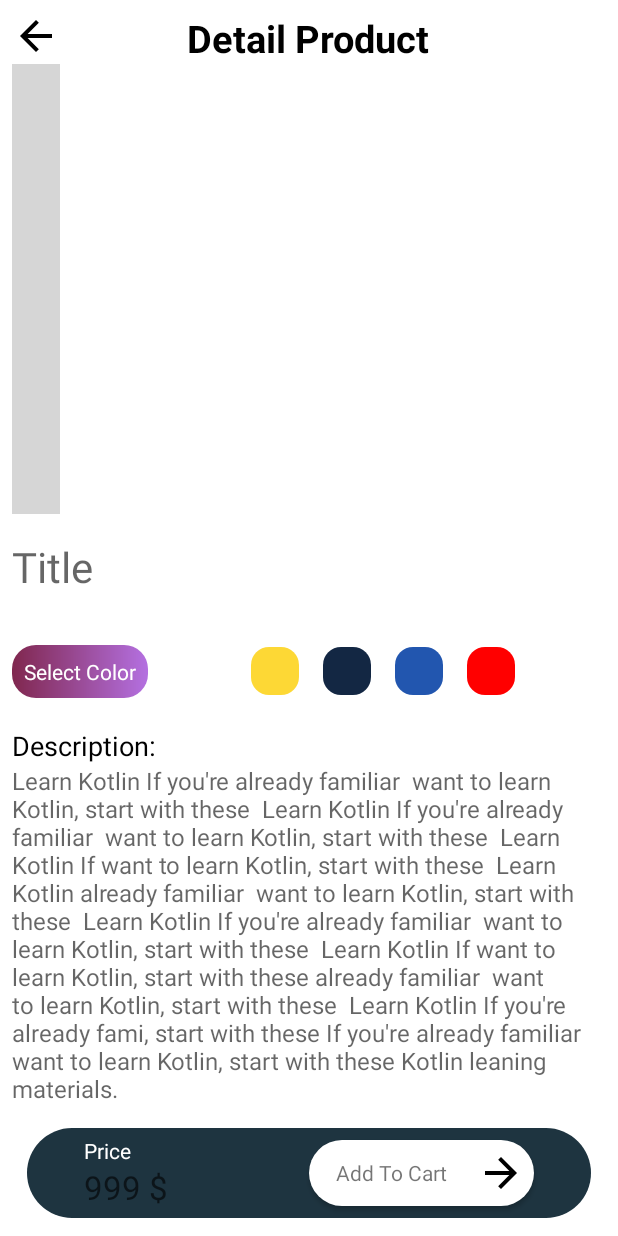
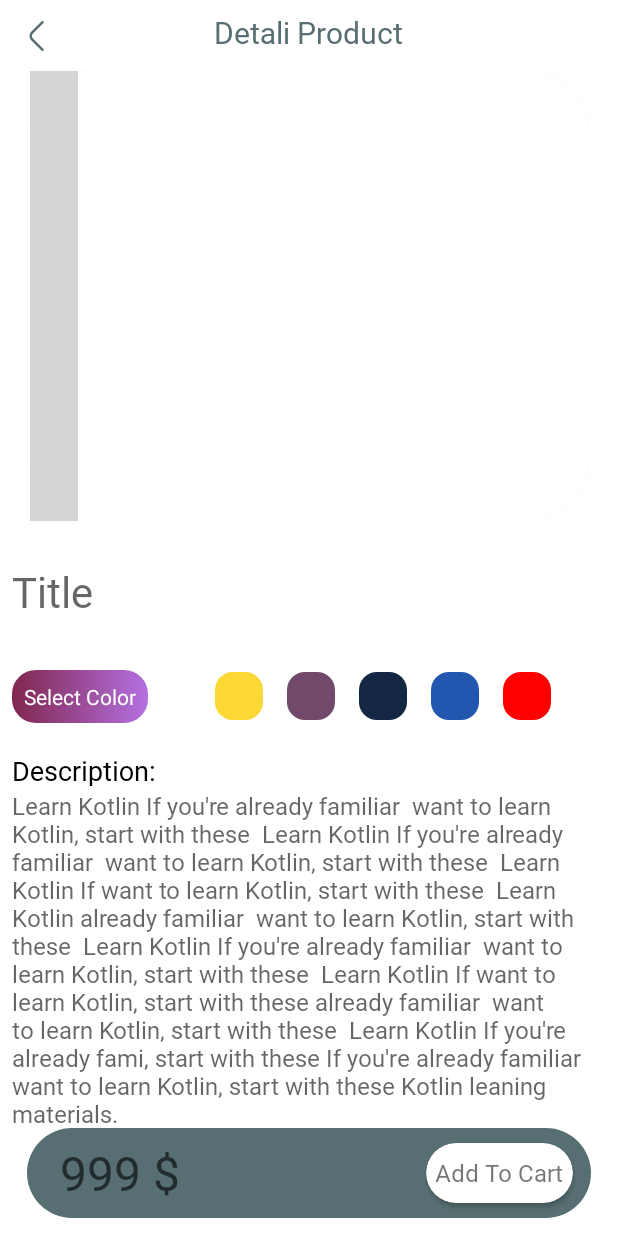
Before and after one commit to ReihanehNGB/My-App, an Android app: the layout activity_product_details.xml on its own in the app's theme, with its tools: preview values and no code run, on a phone screen of 412 x 824 dp. Run offline under Robolectric (Android 15) with nearby library versions, the phone set to English and light mode, and no system bars; plain views replace ExpandableLayout, ImageSlider; network calls fail; grey boxes are pictures that could not be loaded.

Commit message:
swipe layout

```diff
--- a/app/build.gradle
+++ b/app/build.gradle
@@ -101,6 +101,10 @@ dependencies {
 
 
 
+    implementation "com.daimajia.swipelayout:library:1.2.0@aar"
+
+
+
 
 
 
--- a/app/src/main/java/com/example/newstore/utils/CustomViewPager.kt
+++ b/app/src/main/java/com/example/newstore/utils/CustomViewPager.kt
@@ -4,6 +4,7 @@ import android.content.Context
 import android.util.AttributeSet
 import android.view.MotionEvent
 import androidx.viewpager.widget.ViewPager
+import com.example.newstore.ui.favorite.FavoriteFragment
 
 class CustomViewPager : ViewPager {
     private var isPagingEnabled = true
@@ -29,4 +30,6 @@ class CustomViewPager : ViewPager {
     }
 
 
+
+
 }
--- a/app/src/main/res/drawable/ic_back.xml
+++ /dev/null
@@ -1,5 +0,0 @@
-<vector android:autoMirrored="true" android:height="24dp"
-    android:tint="#000000" android:viewportHeight="24"
-    android:viewportWidth="24" android:width="24dp" xmlns:android="http://schemas.android.com/apk/res/android">
-    <path android:fillColor="@android:color/white" android:pathData="M20,11H7.83l5.59,-5.59L12,4l-8,8 8,8 1.41,-1.41L7.83,13H20v-2z"/>
-</vector>
--- a/app/src/main/res/drawable/ic_search.xml
+++ /dev/null
@@ -1,5 +0,0 @@
-<vector android:height="24dp" android:tint="#000000"
-    android:viewportHeight="24" android:viewportWidth="24"
-    android:width="24dp" xmlns:android="http://schemas.android.com/apk/res/android">
-    <path android:fillColor="@android:color/white" android:pathData="M15.5,14h-0.79l-0.28,-0.27C15.41,12.59 16,11.11 16,9.5 16,5.91 13.09,3 9.5,3S3,5.91 3,9.5 5.91,16 9.5,16c1.61,0 3.09,-0.59 4.23,-1.57l0.27,0.28v0.79l5,4.99L20.49,19l-4.99,-5zM9.5,14C7.01,14 5,11.99 5,9.5S7.01,5 9.5,5 14,7.01 14,9.5 11.99,14 9.5,14z"/>
-</vector>
--- a/app/src/main/res/layout/activity_main.xml
+++ b/app/src/main/res/layout/activity_main.xml
@@ -28,7 +28,8 @@
             android:layout_marginStart="8dp"
             android:layout_marginTop="8dp"
             android:layout_marginEnd="8dp"
-            tools:ignore="MissingClass">
+            tools:ignore="MissingClass"
+            >
 
         </com.example.newstore.utils.CustomViewPager>
 
--- a/app/src/main/res/layout/activity_product_details.xml
+++ b/app/src/main/res/layout/activity_product_details.xml
@@ -31,32 +31,46 @@
         android:id="@+id/ic_back"
         android:layout_width="32dp"
         android:layout_height="32dp"
+        android:padding="6dp"
         android:src="@drawable/ic_back" />
     <TextView
         android:id="@+id/tv_title_page"
         android:layout_width="wrap_content"
         android:layout_height="wrap_content"
-        android:text="Detail Product"
-        android:textSize="25sp"
-        android:textColor="@color/black"
-        android:textStyle="bold"
-        android:layout_centerHorizontal="true"/>
+        android:text="Detali Product"
+        android:layout_centerHorizontal="true"
+        android:fontFamily="@font/montblanc_trial_bold"
+        android:textColor="@color/teal_200"
+        android:textSize="20sp"
+        android:layout_gravity="center"
+        />
 
+    <androidx.cardview.widget.CardView
+        android:id="@+id/cv_img_slider"
+        android:layout_width="match_parent"
+        android:layout_height="300dp"
+        android:layout_below="@+id/tv_title_page"
+        app:cardCornerRadius="40dp"
+        android:layout_margin="12dp"
+        android:elevation="6dp"
+        >
       <com.denzcoskun.imageslider.ImageSlider
           android:id="@+id/image_slider"
           android:layout_width="wrap_content"
           android:layout_height="300dp"
-        android:layout_below="@+id/tv_title_page"
           app:iss_auto_cycle="false"
           app:iss_delay="2"
           app:iss_period="1500"
           app:iss_title_background="@color/transparent" />
+    </androidx.cardview.widget.CardView>
+
+
 
 
     <androidx.core.widget.NestedScrollView
         android:layout_width="match_parent"
         android:layout_height="wrap_content"
-        android:layout_below="@+id/image_slider"
+        android:layout_below="@+id/cv_img_slider"
         android:layout_marginTop="10dp">
       <RelativeLayout
           android:layout_width="wrap_content"
@@ -69,6 +83,7 @@
             android:layout_marginTop="6dp"
             android:hint="Title"
             android:text="@{product.title}"
+            android:fontFamily="@font/montblanc_trial_bold"
             android:textColor="@color/black"
             android:textSize="28sp" />
 
@@ -118,6 +133,12 @@
                   android:layout_height="32dp"
                   android:layout_margin="8dp"
                   android:background="@drawable/rectangle_radius_12"
+                  android:backgroundTint="#714A6B" />
+                <ImageView
+                    android:layout_width="32dp"
+                    android:layout_height="32dp"
+                    android:layout_margin="8dp"
+                    android:background="@drawable/rectangle_radius_12"
                     android:backgroundTint="@color/teal_700" />
               <ImageView
                   android:layout_width="32dp"
@@ -151,6 +172,7 @@
             android:hint="Title"
             android:text="Description:"
             android:textColor="@color/black"
+            android:fontFamily="@font/montblanc_trial_regular"
             android:textSize="18sp" />
 
 
@@ -159,6 +181,7 @@
             android:layout_width="match_parent"
             android:layout_height="wrap_content"
             android:layout_below="@+id/tv_title_des"
+            android:fontFamily="@font/montblanc_trial_regular"
             android:hint="Learn Kotlin
 If you're already familiar  want to learn Kotlin, start with these
  Learn Kotlin If you're already familiar  want to learn Kotlin, start with these
@@ -175,7 +198,7 @@ If you're already familiar  want to learn Kotlin, start with these Kotlin leanin
     </androidx.core.widget.NestedScrollView>
 
 
-    <LinearLayout
+    <RelativeLayout
         android:id="@+id/ll"
         android:layout_width="match_parent"
         android:layout_height="60dp"
@@ -184,68 +207,57 @@ If you're already familiar  want to learn Kotlin, start with these Kotlin leanin
         android:layout_marginEnd="10dp"
         android:layout_marginBottom="4dp"
         android:background="@drawable/bg_navigation_bottom"
-        android:backgroundTint="#1E3440"
+        android:backgroundTint="@color/teal_200"
         android:gravity="center"
         android:orientation="horizontal">
 
 
-      <LinearLayout
-          android:layout_width="150dp"
-          android:layout_height="wrap_content"
-          android:orientation="vertical">
-
-        <TextView
-            android:id="@+id/tv_price"
-            android:layout_width="wrap_content"
-            android:layout_height="wrap_content"
-            android:gravity="left"
-            android:text="Price"
-            android:textColor="@color/white"
-            android:textSize="14sp" />
 
         <TextView
             android:id="@+id/tv_price_number"
             android:layout_width="wrap_content"
             android:layout_height="wrap_content"
-            android:layout_below="@+id/tv_title"
+            android:layout_alignParentLeft="true"
             android:hint="999 $"
+            android:layout_centerVertical="true"
             android:text="@{product.price + ` $`}"
+            android:layout_marginStart="22dp"
+            android:fontFamily="@font/montblanc_trial_regular"
             android:textColor="@color/white"
-            android:textSize="22sp" />
-      </LinearLayout>
+            android:textSize="32sp" />
 
 
 
-        <RelativeLayout
+
+        <androidx.cardview.widget.CardView
             android:id="@+id/rl_add_cart"
-            android:layout_width="150dp"
-            android:layout_height="wrap_content"
+            android:layout_width="wrap_content"
+            android:layout_height="40dp"
+            android:layout_alignParentRight="true"
             android:layout_marginTop="6dp"
+            android:layout_centerVertical="true"
             android:layout_marginBottom="6dp"
-            android:gravity="center"
-            android:background="@drawable/bg_navigation_bottom"
-            android:elevation="@dimen/cardview_default_elevation"
-            android:padding="6dp"
+            android:layout_gravity="center"
+            android:layout_marginEnd="12dp"
+            app:cardCornerRadius="22dp"
+            android:background="?attr/selectableItemBackgroundBorderless"
+            android:focusable="true"
+            android:clickable="true"
             android:onClick="@{presenter::clickAddCart}">
 
           <TextView
               android:layout_width="wrap_content"
               android:layout_height="wrap_content"
-              android:layout_alignParentLeft="true"
-              android:layout_centerVertical="true"
-              android:layout_marginLeft="12dp"
+              android:fontFamily="@font/montblanc_trial_bold"
               android:text="Add To Cart"
-              android:textSize="14sp" />
+              android:layout_margin="6dp"
+              android:layout_gravity="center"
+              android:textSize="16sp" />
 
-          <ImageView
-              android:layout_width="32dp"
-              android:layout_height="32dp"
-              android:layout_alignParentRight="true"
-              android:rotation="180"
-              android:src="@drawable/ic_back" />
+
+        </androidx.cardview.widget.CardView>
+
     </RelativeLayout>
-
-    </LinearLayout>
 
 
   </RelativeLayout>
--- a/app/src/main/res/layout/activity_search.xml
+++ b/app/src/main/res/layout/activity_search.xml
@@ -21,6 +21,7 @@
         android:id="@+id/ic_search"
         android:layout_width="32dp"
         android:layout_height="32dp"
+        android:padding="4dp"
         android:layout_alignParentLeft="true"
         android:background="?selectableItemBackgroundBorderless"
         android:src="@drawable/ic_search"
--- a/app/src/main/res/layout/home_fragment.xml
+++ b/app/src/main/res/layout/home_fragment.xml
@@ -44,6 +44,7 @@
                 android:id="@+id/ic_search"
                 android:layout_width="32dp"
                 android:layout_height="32dp"
+                android:padding="4dp"
                 android:layout_alignParentLeft="true"
                 android:background="?selectableItemBackgroundBorderless"
                 android:onClick="@{presenter::search}"
```
Also changed, not shown: app/src/main/java/com/example/newstore/SwipeToDeleteCallback.java (deleted, +0 -96 lines), app/src/main/java/com/example/newstore/adapter/product/ProductAdapter.kt (+26 -2 lines), app/src/main/java/com/example/newstore/ui/MainActivity.kt (+10 -4 lines), app/src/main/res/drawable/rectangle_radius_18.xml (+5 -3 lines), app/src/main/res/layout/product_item.xml (+4 -4 lines), app/src/main/res/layout/product_item_favorite.xml (+52 -14 lines), app/src/main/res/drawable-v24/ic_delete.png (added), app/src/main/res/drawable/clicked_basket.png, app/src/main/res/drawable/ic_back.png (added), app/src/main/res/drawable/ic_basket.png, app/src/main/res/drawable/ic_search.png (added). Lines whose indentation alone changed are shown as unchanged.
